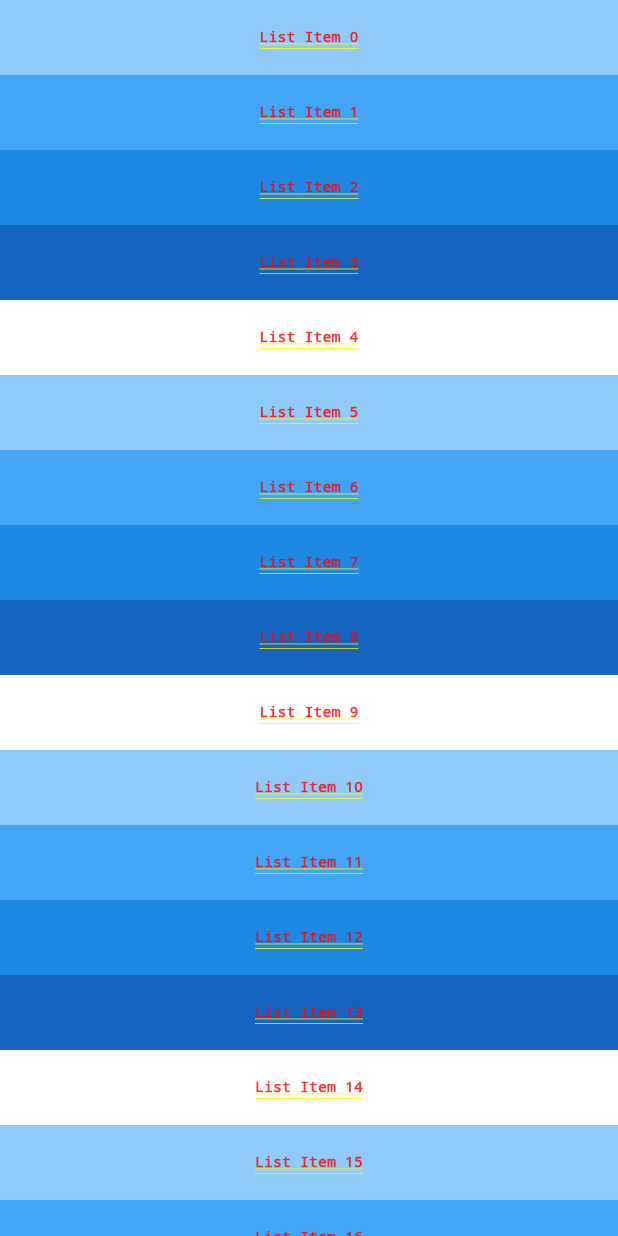
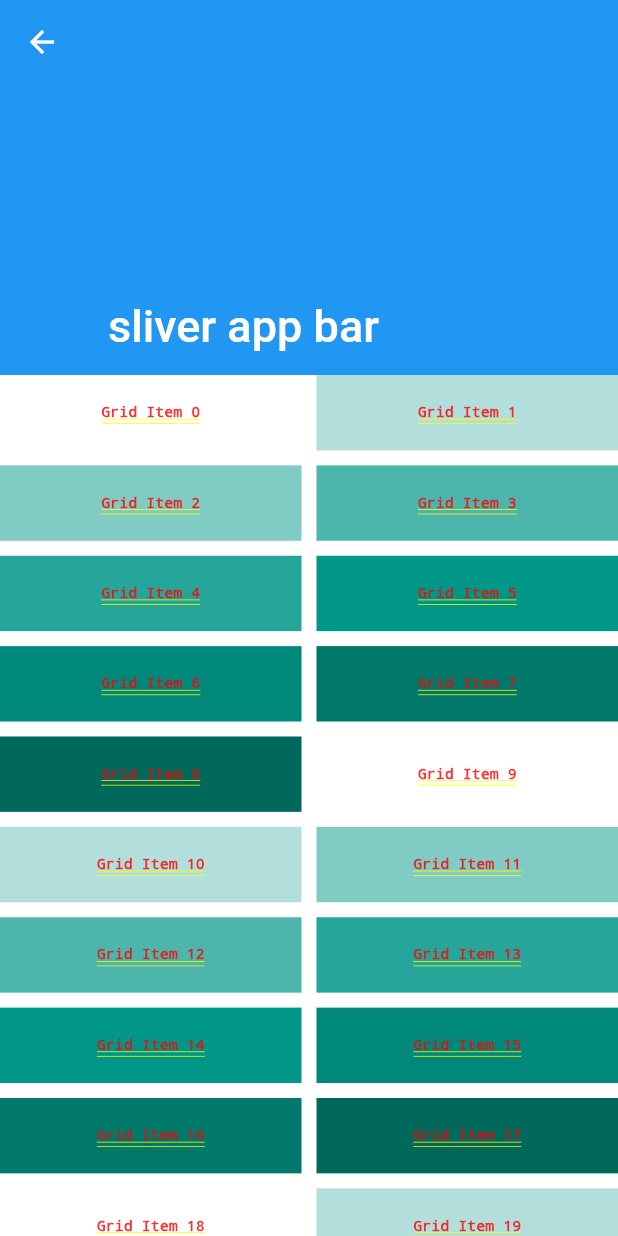
Before and after one commit to behind47/learnflutter, a Flutter app: the screen it shows after launch, after a tap on "MyCusScrollView", on a phone screen of 412 x 824 dp. Run offline on Flutter 3.47's test engine with Material 2 defaults, Android fonts, the light colour scheme and no system bars; our stand-ins replace pdf; missing offline and left inert: dart:ffi.

Commit message:
调整滑动组件布局

```diff
--- a/lib/entry_list.dart
+++ b/lib/entry_list.dart
@@ -1,6 +1,6 @@
 import 'package:learnflutter/my_app.dart';
 import 'package:learnflutter/my_container.dart';
-import 'package:learnflutter/my_custom_scroll_view.dart';
+import 'package:learnflutter/widget/my_custom_scroll_view.dart';
 import 'package:learnflutter/my_tabbar_view.dart';
 import 'package:learnflutter/ffi/native_add_page.dart';
 import 'package:learnflutter/introducation/introducation_page.dart';
--- a/lib/widget/layout_page.dart
+++ b/lib/widget/layout_page.dart
@@ -1,6 +1,7 @@
 import 'package:flutter/material.dart';
 import 'package:learnflutter/util/router_utils.dart';
 import 'package:learnflutter/widget/multiple_layout_page.dart';
+import 'package:learnflutter/widget/my_custom_scroll_view.dart';
 import 'package:learnflutter/widget/single_layout_page.dart';
 
 class LayoutPage extends StatefulWidget {
@@ -17,6 +18,7 @@ class LayoutPageState extends State<LayoutPage> {
         children: [
           buildItem(context, '单子组件布局', SingleLayoutPage()),
           buildItem(context, '多子组件布局', MultipleLayoutPage()),
+          buildItem(context, '滑动组件布局', MyCusScrollView())
         ],
       ),
     );
--- a/lib/my_custom_scroll_view.dart
+++ b/lib/widget/my_custom_scroll_view.dart
@@ -1,3 +1,5 @@
+import 'dart:math';
+
 import 'package:flutter/material.dart';
 
 /// CustomScrollView 是一个使用slivers创建自定义滚动效果的scrollView
@@ -5,7 +7,7 @@ import 'package:flutter/material.dart';
 /// slivers里的widgets必须生产RenderView对象
 /// 使用controller的ScrollController.initialScrollOffset属性来控制scroll view的初始滚动位置
 
-// 使用一个scroll view 博阿含一个灵活的pinned app bar，一个 grid，一个无限list
+// 使用一个scroll view 包含一个灵活的 pinned app bar，一个 grid，一个无限list
 class MyCusScrollView extends StatelessWidget {
   final cusScrollView1 = CustomScrollView(
     slivers: <Widget>[
@@ -13,7 +15,7 @@ class MyCusScrollView extends StatelessWidget {
         pinned: true,
         expandedHeight: 250.0,
         flexibleSpace: FlexibleSpaceBar(
-          title: Text('demo'),
+          title: Text('sliver app bar'),
         ),
       ),
       SliverGrid(
@@ -33,15 +35,18 @@ class MyCusScrollView extends StatelessWidget {
             crossAxisSpacing: 10.0,
             childAspectRatio: 4.0),
       ),
+      makePersistentHeader('persistent header'),
       SliverFixedExtentList(
-          delegate: SliverChildBuilderDelegate((context, index) => Container(
+          delegate: SliverChildBuilderDelegate(
+              (context, index) => Container(
                     alignment: Alignment.center,
                     color: Colors.lightBlue[100 * (index % 9)],
                     child: Text(
                       'List Item $index',
                       style: TextStyle(fontSize: 10),
                     ),
-              )),
+                  ),
+              childCount: 20),
           itemExtent: 50.0)
     ],
   );
@@ -77,5 +82,54 @@ class MyCusScrollView extends StatelessWidget {
   );
 
   @override
-  Widget build(BuildContext context) => cusScrollView2;
+  Widget build(BuildContext context) => cusScrollView1;
 }
+
+SliverPersistentHeader makePersistentHeader(String headerText) {
+  return SliverPersistentHeader(
+    pinned: true,
+    delegate: _SliverAppBarDelegate(
+      minHeight: 60.0,
+      maxHeight: 200.0,
+      child: Container(
+        color: Colors.lightBlue,
+        child: Center(
+          child: Text(headerText, style: TextStyle(fontSize: 18),),
+        ),
+      ),
+    ),
+  );
+}
+
+class _SliverAppBarDelegate extends SliverPersistentHeaderDelegate {
+  _SliverAppBarDelegate({
+    required this.minHeight,
+    required this.maxHeight,
+    required this.child,
+  });
+
+  final double minHeight;
+  final double maxHeight;
+  final Widget child;
+
+  @override
+  Widget build(
+      BuildContext context, double shrinkOffset, bool overlapsContent) {
+    return SizedBox.expand(
+      child: child,
+    );
+  }
+
+  @override
+  double get minExtent => minHeight;
+
+  @override
+  double get maxExtent => max(maxHeight, minHeight);
+
+  @override
+  bool shouldRebuild(covariant _SliverAppBarDelegate oldDelegate) {
+    return maxHeight != oldDelegate.maxHeight ||
+        minHeight != oldDelegate.minHeight ||
+        child != oldDelegate.child;
+  }
+}
```
Lines whose indentation alone changed are shown as unchanged.
